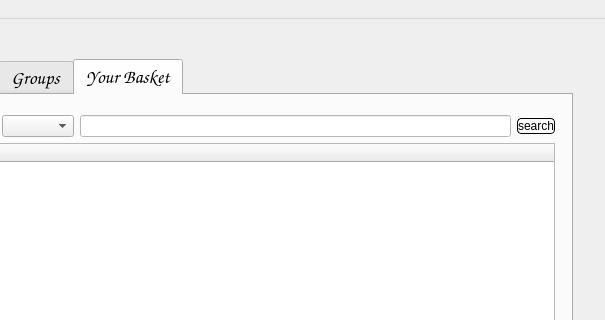
This is Store/main_page.ui in Mitraaaaa/Store as Qt 5 draws it before an edit; both pictures show x 128 to 733 and y 0 to 320 of the 733 by 555 pixel window. The edited form follows.
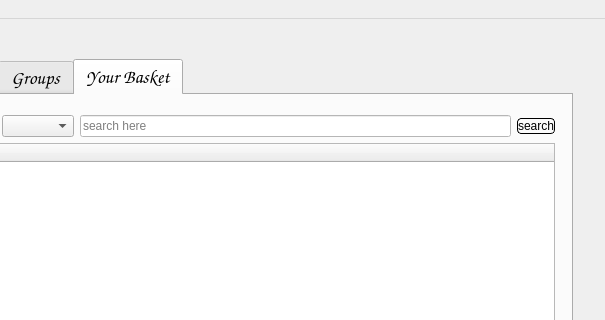
This is the edited form. The open tabs and pages were chosen to show the change. Icons and pictures are not drawn.

Diff of the .ui file:
```diff
--- a/Store/main_page.ui
+++ b/Store/main_page.ui
@@ -553,6 +553,9 @@
            <property name="text">
             <string/>
            </property>
+           <property name="placeholderText">
+            <string>search here</string>
+           </property>
           </widget>
          </item>
          <item>
```
Left out of the diff: 11 changed lines with no effect on the pictures.
